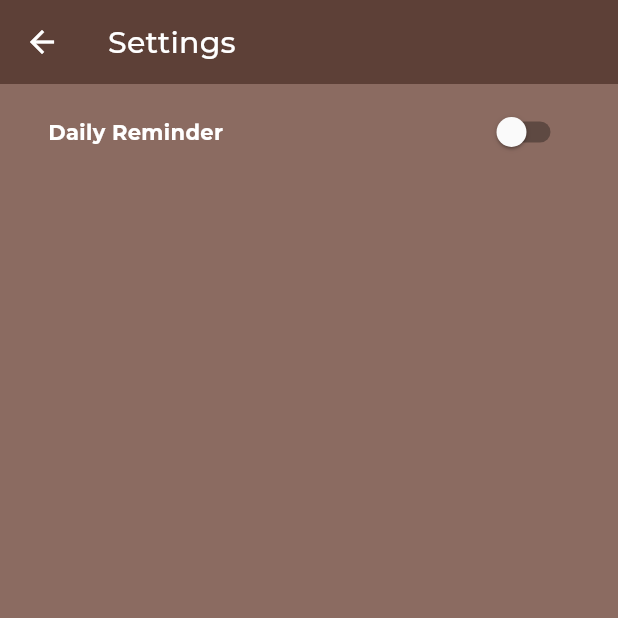
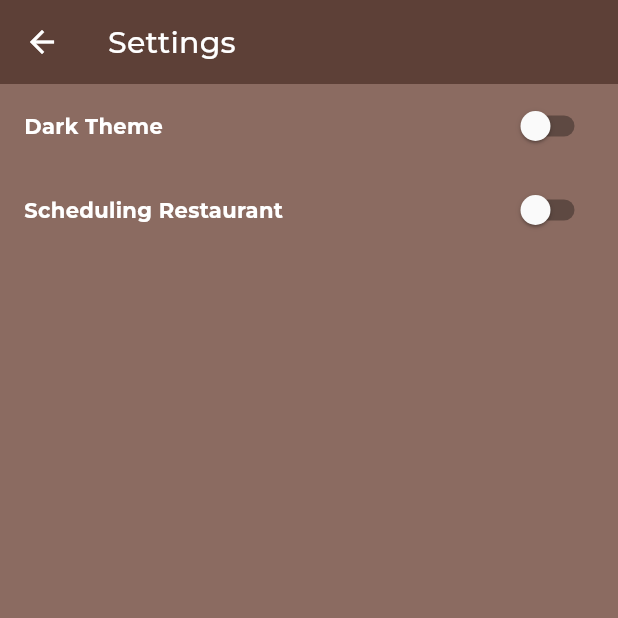
Before and after one commit to alwanfauzy/dicoding-bfaf, a Flutter app: the screen it shows after launch, after a tap on the "settings" icon, on a phone screen of 412 x 824 dp, the top half of it. Run offline on Flutter 3.47's test engine with Material 2 defaults, Android fonts, the phone set to English and light mode, and no system bars; our stand-ins replace flutter_local_notifications, flutter_rating_bar, google_fonts, logger, rxdart, shared_preferences; missing offline and left inert: android_alarm_manager_plus; accounts and stored records are empty; network calls fail.

Commit message:
implement daily resto notif

```diff
--- a/lib/main.dart
+++ b/lib/main.dart
@@ -1,14 +1,38 @@
+import 'dart:io';
+
+import 'package:android_alarm_manager_plus/android_alarm_manager_plus.dart';
 import 'package:flutter/material.dart';
+import 'package:flutter_local_notifications/flutter_local_notifications.dart';
 import 'package:resto_app/data/model/restaurant.dart';
 import 'package:resto_app/ui/add_review_page.dart';
 import 'package:resto_app/ui/favorite_page.dart';
 import 'package:resto_app/ui/home_page.dart';
 import 'package:resto_app/ui/restaurant_detail_page.dart';
 import 'package:resto_app/ui/settings_page.dart';
+import 'package:resto_app/util/background_service.dart';
+import 'package:resto_app/util/notification_helper.dart';
 import 'common/styles.dart';
 
-void main() {
+final FlutterLocalNotificationsPlugin flutterLocalNotificationsPlugin =
+    FlutterLocalNotificationsPlugin();
+
+Future<void> main() async {
+  WidgetsFlutterBinding.ensureInitialized();
+
+  await initNotifications();
+
   runApp(const MyApp());
+}
+
+Future<void> initNotifications() async {
+  final NotificationHelper notificationHelper = NotificationHelper();
+  final BackgroundService service = BackgroundService();
+  service.initializeIsolate();
+
+  if (Platform.isAndroid) {
+    await AndroidAlarmManager.initialize();
+  }
+  await notificationHelper.initNotifications(flutterLocalNotificationsPlugin);
 }
 
 class MyApp extends StatelessWidget {
--- /dev/null
+++ b/lib/provider/scheduling_provider.dart
@@ -0,0 +1,30 @@
+import 'package:android_alarm_manager_plus/android_alarm_manager_plus.dart';
+import 'package:flutter/material.dart';
+import 'package:resto_app/util/background_service.dart';
+import 'package:resto_app/util/date_time_helper.dart';
+
+class SchedulingProvider extends ChangeNotifier {
+  bool _isScheduled = false;
+
+  bool get isScheduled => _isScheduled;
+
+  Future<bool> scheduledRestaurant(bool value) async {
+    _isScheduled = value;
+    if (_isScheduled) {
+      print('Scheduling Restaurant Activated');
+      notifyListeners();
+      return await AndroidAlarmManager.periodic(
+        const Duration(hours: 24),
+        1,
+        BackgroundService.callback,
+        startAt: DateTimeHelper.format(),
+        exact: true,
+        wakeup: true,
+      );
+    } else {
+      print('Scheduling Restaurant Canceled');
+      notifyListeners();
+      return await AndroidAlarmManager.cancel(1);
+    }
+  }
+}
--- a/lib/ui/home_page.dart
+++ b/lib/ui/home_page.dart
@@ -11,6 +11,7 @@ import 'package:resto_app/ui/favorite_page.dart';
 import 'package:resto_app/ui/restaurant_detail_page.dart';
 import 'package:resto_app/ui/settings_page.dart';
 import 'package:resto_app/util/enums.dart';
+import 'package:resto_app/util/notification_helper.dart';
 import 'package:resto_app/widget/error_text.dart';
 import 'package:resto_app/widget/grid_restaurant.dart';
 
@@ -24,6 +25,8 @@ class HomePage extends StatefulWidget {
 }
 
 class _HomePageState extends State<HomePage> {
+  final NotificationHelper _notificationHelper = NotificationHelper();
+
   String _searchText = "";
   Timer? _debounce;
 
@@ -42,8 +45,17 @@ class _HomePageState extends State<HomePage> {
   }
 
   @override
+  void initState() {
+    super.initState();
+    _notificationHelper.configureSelectNotificationSubject(
+      RestaurantDetailPage.routeName,
+    );
+  }
+
+  @override
   void dispose() {
     _debounce?.cancel();
+    selectNotificationSubject.close();
     super.dispose();
   }
 
--- a/lib/ui/settings_page.dart
+++ b/lib/ui/settings_page.dart
@@ -1,5 +1,9 @@
 import 'package:flutter/material.dart';
+import 'package:provider/provider.dart';
 import 'package:resto_app/data/local/pref_setting.dart';
+import 'package:resto_app/provider/scheduling_provider.dart';
+import 'package:resto_app/ui/restaurant_detail_page.dart';
+import 'package:resto_app/util/notification_helper.dart';
 import '../common/styles.dart';
 
 class SettingsPage extends StatefulWidget {
@@ -47,31 +51,49 @@ class _SettingsPageState extends State<SettingsPage> {
   }
 
   Widget _body(BuildContext context) {
-    return InkWell(
-      splashColor: primaryColor,
-      onTap: () => _onReminderSwitchClicked(),
-      child: Padding(
-        padding: const EdgeInsets.symmetric(
-          vertical: 8,
-          horizontal: 32,
+    return ChangeNotifierProvider<SchedulingProvider>(
+      create: (_) => SchedulingProvider(),
+      child: _buildOptions(),
+    );
+  }
+
+  Widget _buildOption(String title, Widget trailing) {
+    return Material(
+      color: Colors.transparent,
+      child: ListTile(
+        title: Text(
+          title,
+          style: Theme.of(context).textTheme.bodyMedium?.merge(textWhiteBold),
         ),
-        child: Row(
-          mainAxisAlignment: MainAxisAlignment.spaceBetween,
-          crossAxisAlignment: CrossAxisAlignment.center,
-          children: [
-            Text(
-              "Daily Reminder",
-              style:
-                  Theme.of(context).textTheme.bodyMedium?.merge(textWhiteBold),
-            ),
-            Switch(
-              activeColor: secondaryDarkColor,
-              value: _reminderIsActive,
-              onChanged: (value) => _onReminderSwitchClicked(),
-            )
-          ],
-        ),
+        trailing: trailing,
       ),
     );
   }
+
+  Widget _buildOptions() {
+    return ListView(
+      children: [
+        _buildOption(
+          "Dark Theme",
+          Switch.adaptive(
+            value: false,
+            onChanged: (bool value) {},
+          ),
+        ),
+        _buildOption(
+          "Scheduling Restaurant",
+          Consumer<SchedulingProvider>(
+            builder: (context, scheduled, _) {
+              return Switch.adaptive(
+                value: scheduled.isScheduled,
+                onChanged: (value) async {
+                  scheduled.scheduledRestaurant(value);
+                },
+              );
+            },
+          ),
+        ),
+      ],
+    );
+  }
 }
--- /dev/null
+++ b/lib/util/background_service.dart
@@ -0,0 +1,38 @@
+import 'dart:ui';
+import 'dart:isolate';
+
+import 'package:resto_app/data/api/api_service.dart';
+import 'package:resto_app/main.dart';
+import 'package:resto_app/util/notification_helper.dart';
+
+final ReceivePort port = ReceivePort();
+
+class BackgroundService {
+  static BackgroundService? _instance;
+  static const String _isolateName = 'isolate';
+  static SendPort? _uiSendPort;
+
+  BackgroundService._internal() {
+    _instance = this;
+  }
+
+  factory BackgroundService() => _instance ?? BackgroundService._internal();
+
+  void initializeIsolate() {
+    IsolateNameServer.registerPortWithName(
+      port.sendPort,
+      _isolateName,
+    );
+  }
+
+  static Future<void> callback() async {
+    print('Alarm fired!');
+    final NotificationHelper notificationHelper = NotificationHelper();
+    var result = await ApiService().listRestaurant();
+    await notificationHelper.showNotification(
+        flutterLocalNotificationsPlugin, result);
+
+    _uiSendPort ??= IsolateNameServer.lookupPortByName(_isolateName);
+    _uiSendPort?.send(null);
+  }
+}
--- /dev/null
+++ b/lib/util/notification_helper.dart
@@ -0,0 +1,83 @@
+import 'dart:convert';
+
+import 'package:flutter_local_notifications/flutter_local_notifications.dart';
+import 'package:logger/logger.dart';
+import 'package:resto_app/data/model/navigation.dart';
+import 'package:resto_app/data/model/restaurant.dart';
+import 'package:rxdart/rxdart.dart';
+
+final selectNotificationSubject = BehaviorSubject<String>();
+
+class NotificationHelper {
+  static NotificationHelper? _instance;
+  var logger = Logger();
+
+  NotificationHelper._internal() {
+    _instance = this;
+  }
+
+  factory NotificationHelper() => _instance ?? NotificationHelper._internal();
+
+  Future<void> initNotifications(
+      FlutterLocalNotificationsPlugin flutterLocalNotificationsPlugin) async {
+    var initializationSettingsAndroid =
+        const AndroidInitializationSettings('app_icon');
+
+    var initializationSettingsIOS = const DarwinInitializationSettings(
+      requestAlertPermission: false,
+      requestBadgePermission: false,
+      requestSoundPermission: false,
+    );
+
+    var initializationSettings = InitializationSettings(
+        android: initializationSettingsAndroid, iOS: initializationSettingsIOS);
+
+    await flutterLocalNotificationsPlugin.initialize(initializationSettings,
+        onDidReceiveNotificationResponse: (NotificationResponse details) async {
+      final payload = details.payload;
+      if (payload != null) {
+        logger.d('notification payload: $payload');
+      }
+      selectNotificationSubject.add(payload ?? 'empty payload');
+    });
+  }
+
+  Future<void> showNotification(
+      FlutterLocalNotificationsPlugin flutterLocalNotificationsPlugin,
+      RestaurantResult restaurants) async {
+    var channelId = "1";
+    var channelName = "channel_01";
+    var channelDescription = "restoapp channel";
+
+    var androidPlatformChannelSpecifics = AndroidNotificationDetails(
+        channelId, channelName,
+        channelDescription: channelDescription,
+        importance: Importance.max,
+        priority: Priority.high,
+        ticker: 'ticker',
+        styleInformation: const DefaultStyleInformation(true, true));
+
+    var iOSPlatformChannelSpecifics = const DarwinNotificationDetails();
+    var platformChannelSpecifics = NotificationDetails(
+      android: androidPlatformChannelSpecifics,
+      iOS: iOSPlatformChannelSpecifics,
+    );
+
+    var titleNotification = "<b>RestoApp</b>";
+    var titleRestaurant = restaurants.restaurants![0]?.name;
+
+    await flutterLocalNotificationsPlugin.show(
+        0, titleNotification, titleRestaurant, platformChannelSpecifics,
+        payload: json.encode(restaurants.toJson()));
+  }
+
+  void configureSelectNotificationSubject(String route) {
+    selectNotificationSubject.stream.listen(
+      (String payload) async {
+        var data = RestaurantResult.fromJson(json.decode(payload));
+        var restaurant = data.restaurants![0]!;
+        Navigation.intentWithData(route, restaurant);
+      },
+    );
+  }
+}
--- a/pubspec.yaml
+++ b/pubspec.yaml
@@ -43,6 +43,12 @@ dependencies:
   http: ^0.13.5
   provider: ^6.0.5
   shared_preferences: ^2.0.17
+  rxdart: ^0.27.7
+  path_provider: ^2.0.13
+  flutter_local_notifications: ^13.0.0
+  logger: ^1.2.2
+  intl: ^0.18.0
+  android_alarm_manager_plus: ^2.1.2
 
 dev_dependencies:
   flutter_test:
```
Also changed, not shown: lib/data/model/navigation.dart (added, +11 -0 lines), lib/util/date_time_helper.dart (added, +24 -0 lines), pubspec.lock, 3 other files.
